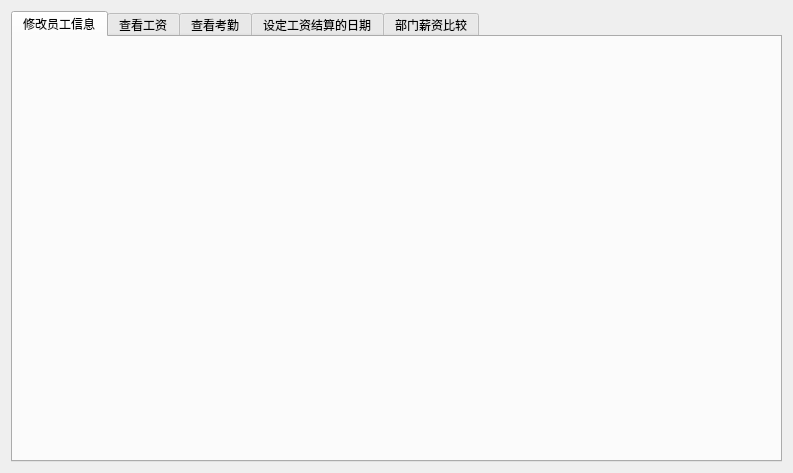
CHENSIJIN123/Payroll_analysis_system, file Payroll_analysis_system/administratordisplay.ui: the form before one commit.
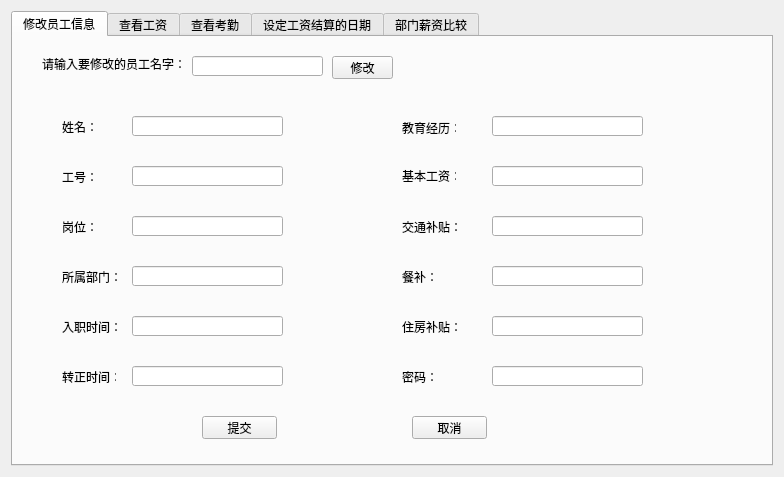
The form after the commit.

Commit message: 管理员修改员工信息

Patch:
```diff
--- a/Payroll_analysis_system/administratordisplay.ui
+++ b/Payroll_analysis_system/administratordisplay.ui
@@ -6,14 +6,14 @@
    <rect>
     <x>0</x>
     <y>0</y>
-    <width>793</width>
-    <height>473</height>
+    <width>784</width>
+    <height>477</height>
    </rect>
   </property>
   <property name="windowTitle">
    <string>Form</string>
   </property>
-  <layout class="QGridLayout" name="gridLayout">
+  <layout class="QGridLayout" name="gridLayout_3">
    <item row="0" column="0">
     <widget class="QTabWidget" name="tabWidget">
      <property name="currentIndex">
@@ -23,6 +23,528 @@
       <attribute name="title">
        <string>修改员工信息</string>
       </attribute>
+      <layout class="QGridLayout" name="gridLayout_2">
+       <item row="0" column="0">
+        <widget class="QStackedWidget" name="stackedWidget">
+         <property name="currentIndex">
+          <number>1</number>
+         </property>
+         <widget class="QWidget" name="pb_choose">
+          <layout class="QGridLayout" name="gridLayout">
+           <item row="0" column="1">
+            <spacer name="verticalSpacer_4">
+             <property name="orientation">
+              <enum>Qt::Vertical</enum>
+             </property>
+             <property name="sizeHint" stdset="0">
+              <size>
+               <width>20</width>
+               <height>63</height>
+              </size>
+             </property>
+            </spacer>
+           </item>
+           <item row="1" column="0">
+            <spacer name="horizontalSpacer">
+             <property name="orientation">
+              <enum>Qt::Horizontal</enum>
+             </property>
+             <property name="sizeHint" stdset="0">
+              <size>
+               <width>237</width>
+               <height>20</height>
+              </size>
+             </property>
+            </spacer>
+           </item>
+           <item row="1" column="1">
+            <widget class="QPushButton" name="pushButton">
+             <property name="minimumSize">
+              <size>
+               <width>230</width>
+               <height>30</height>
+              </size>
+             </property>
+             <property name="text">
+              <string>修改员工信息</string>
+             </property>
+            </widget>
+           </item>
+           <item row="1" column="2">
+            <spacer name="horizontalSpacer_4">
+             <property name="orientation">
+              <enum>Qt::Horizontal</enum>
+             </property>
+             <property name="sizeHint" stdset="0">
+              <size>
+               <width>248</width>
+               <height>20</height>
+              </size>
+             </property>
+            </spacer>
+           </item>
+           <item row="2" column="1">
+            <spacer name="verticalSpacer_3">
+             <property name="orientation">
+              <enum>Qt::Vertical</enum>
+             </property>
+             <property name="sizeHint" stdset="0">
+              <size>
+               <width>20</width>
+               <height>55</height>
+              </size>
+             </property>
+            </spacer>
+           </item>
+           <item row="3" column="1">
+            <widget class="QPushButton" name="pushButton_2">
+             <property name="minimumSize">
+              <size>
+               <width>230</width>
+               <height>30</height>
+              </size>
+             </property>
+             <property name="text">
+              <string>增加员工信息</string>
+             </property>
+            </widget>
+           </item>
+           <item row="3" column="2">
+            <spacer name="horizontalSpacer_5">
+             <property name="orientation">
+              <enum>Qt::Horizontal</enum>
+             </property>
+             <property name="sizeHint" stdset="0">
+              <size>
+               <width>248</width>
+               <height>20</height>
+              </size>
+             </property>
+            </spacer>
+           </item>
+           <item row="4" column="0">
+            <spacer name="horizontalSpacer_2">
+             <property name="orientation">
+              <enum>Qt::Horizontal</enum>
+             </property>
+             <property name="sizeHint" stdset="0">
+              <size>
+               <width>237</width>
+               <height>20</height>
+              </size>
+             </property>
+            </spacer>
+           </item>
+           <item row="4" column="1">
+            <spacer name="verticalSpacer_2">
+             <property name="orientation">
+              <enum>Qt::Vertical</enum>
+             </property>
+             <property name="sizeHint" stdset="0">
+              <size>
+               <width>20</width>
+               <height>55</height>
+              </size>
+             </property>
+            </spacer>
+           </item>
+           <item row="5" column="1">
+            <widget class="QPushButton" name="pushButton_3">
+             <property name="minimumSize">
+              <size>
+               <width>230</width>
+               <height>30</height>
+              </size>
+             </property>
+             <property name="text">
+              <string>删除员工信息</string>
+             </property>
+            </widget>
+           </item>
+           <item row="6" column="0">
+            <spacer name="horizontalSpacer_3">
+             <property name="orientation">
+              <enum>Qt::Horizontal</enum>
+             </property>
+             <property name="sizeHint" stdset="0">
+              <size>
+               <width>237</width>
+               <height>20</height>
+              </size>
+             </property>
+            </spacer>
+           </item>
+           <item row="6" column="1">
+            <spacer name="verticalSpacer_5">
+             <property name="orientation">
+              <enum>Qt::Vertical</enum>
+             </property>
+             <property name="sizeHint" stdset="0">
+              <size>
+               <width>20</width>
+               <height>63</height>
+              </size>
+             </property>
+            </spacer>
+           </item>
+           <item row="6" column="2">
+            <spacer name="horizontalSpacer_6">
+             <property name="orientation">
+              <enum>Qt::Horizontal</enum>
+             </property>
+             <property name="sizeHint" stdset="0">
+              <size>
+               <width>248</width>
+               <height>20</height>
+              </size>
+             </property>
+            </spacer>
+           </item>
+          </layout>
+         </widget>
+         <widget class="QWidget" name="pb_change_employee_info">
+          <widget class="QLineEdit" name="le_choose_employee_name">
+           <property name="geometry">
+            <rect>
+             <x>170</x>
+             <y>10</y>
+             <width>131</width>
+             <height>20</height>
+            </rect>
+           </property>
+          </widget>
+          <widget class="QLabel" name="lb_info">
+           <property name="geometry">
+            <rect>
+             <x>20</x>
+             <y>10</y>
+             <width>141</width>
+             <height>16</height>
+            </rect>
+           </property>
+           <property name="text">
+            <string>请输入要修改的员工名字：</string>
+           </property>
+          </widget>
+          <widget class="QPushButton" name="pb_choose_is_change">
+           <property name="geometry">
+            <rect>
+             <x>310</x>
+             <y>10</y>
+             <width>61</width>
+             <height>23</height>
+            </rect>
+           </property>
+           <property name="text">
+            <string>修改</string>
+           </property>
+          </widget>
+          <widget class="QLabel" name="lb_name">
+           <property name="geometry">
+            <rect>
+             <x>40</x>
+             <y>70</y>
+             <width>61</width>
+             <height>21</height>
+            </rect>
+           </property>
+           <property name="text">
+            <string>姓名：</string>
+           </property>
+          </widget>
+          <widget class="QLabel" name="lb_job_id">
+           <property name="geometry">
+            <rect>
+             <x>40</x>
+             <y>120</y>
+             <width>54</width>
+             <height>21</height>
+            </rect>
+           </property>
+           <property name="text">
+            <string>工号：</string>
+           </property>
+          </widget>
+          <widget class="QLabel" name="lb_post">
+           <property name="geometry">
+            <rect>
+             <x>40</x>
+             <y>170</y>
+             <width>54</width>
+             <height>21</height>
+            </rect>
+           </property>
+           <property name="text">
+            <string>岗位：</string>
+           </property>
+          </widget>
+          <widget class="QLabel" name="lb_department">
+           <property name="geometry">
+            <rect>
+             <x>40</x>
+             <y>220</y>
+             <width>61</width>
+             <height>21</height>
+            </rect>
+           </property>
+           <property name="text">
+            <string>所属部门：</string>
+           </property>
+          </widget>
+          <widget class="QLabel" name="lb_entry_time">
+           <property name="geometry">
+            <rect>
+             <x>40</x>
+             <y>270</y>
+             <width>61</width>
+             <height>21</height>
+            </rect>
+           </property>
+           <property name="text">
+            <string>入职时间：</string>
+           </property>
+          </widget>
+          <widget class="QLabel" name="lb_turn_time">
+           <property name="geometry">
+            <rect>
+             <x>40</x>
+             <y>320</y>
+             <width>54</width>
+             <height>21</height>
+            </rect>
+           </property>
+           <property name="text">
+            <string>转正时间：</string>
+           </property>
+          </widget>
+          <widget class="QLabel" name="lb_education">
+           <property name="geometry">
+            <rect>
+             <x>380</x>
+             <y>72</y>
+             <width>54</width>
+             <height>20</height>
+            </rect>
+           </property>
+           <property name="text">
+            <string>教育经历：</string>
+           </property>
+          </widget>
+          <widget class="QLabel" name="lb_basic_wage">
+           <property name="geometry">
+            <rect>
+             <x>380</x>
+             <y>120</y>
+             <width>54</width>
+             <height>20</height>
+            </rect>
+           </property>
+           <property name="text">
+            <string>基本工资：</string>
+           </property>
+          </widget>
+          <widget class="QLabel" name="lb_trasport">
+           <property name="geometry">
+            <rect>
+             <x>380</x>
+             <y>170</y>
+             <width>61</width>
+             <height>21</height>
+            </rect>
+           </property>
+           <property name="text">
+            <string>交通补贴：</string>
+           </property>
+          </widget>
+          <widget class="QLabel" name="lb_food">
+           <property name="geometry">
+            <rect>
+             <x>380</x>
+             <y>220</y>
+             <width>61</width>
+             <height>21</height>
+            </rect>
+           </property>
+           <property name="text">
+            <string>餐补：</string>
+           </property>
+          </widget>
+          <widget class="QLabel" name="lb_house">
+           <property name="geometry">
+            <rect>
+             <x>380</x>
+             <y>270</y>
+             <width>61</width>
+             <height>21</height>
+            </rect>
+           </property>
+           <property name="text">
+            <string>住房补贴：</string>
+           </property>
+          </widget>
+          <widget class="QLabel" name="lb_pwd">
+           <property name="geometry">
+            <rect>
+             <x>380</x>
+             <y>320</y>
+             <width>61</width>
+             <height>21</height>
+            </rect>
+           </property>
+           <property name="text">
+            <string>密码：</string>
+           </property>
+          </widget>
+          <widget class="QLineEdit" name="le_name">
+           <property name="geometry">
+            <rect>
+             <x>110</x>
+             <y>70</y>
+             <width>151</width>
+             <height>20</height>
+            </rect>
+           </property>
+          </widget>
+          <widget class="QLineEdit" name="le_job_id">
+           <property name="geometry">
+            <rect>
+             <x>110</x>
+             <y>120</y>
+             <width>151</width>
+             <height>20</height>
+            </rect>
+           </property>
+          </widget>
+          <widget class="QLineEdit" name="le_post">
+           <property name="geometry">
+            <rect>
+             <x>110</x>
+             <y>170</y>
+             <width>151</width>
+             <height>20</height>
+            </rect>
+           </property>
+          </widget>
+          <widget class="QLineEdit" name="le_department">
+           <property name="geometry">
+            <rect>
+             <x>110</x>
+             <y>220</y>
+             <width>151</width>
+             <height>20</height>
+            </rect>
+           </property>
+          </widget>
+          <widget class="QLineEdit" name="le_entry_time">
+           <property name="geometry">
+            <rect>
+             <x>110</x>
+             <y>270</y>
+             <width>151</width>
+             <height>20</height>
+            </rect>
+           </property>
+          </widget>
+          <widget class="QLineEdit" name="le_turn_time">
+           <property name="geometry">
+            <rect>
+             <x>110</x>
+             <y>320</y>
+             <width>151</width>
+             <height>20</height>
+            </rect>
+           </property>
+          </widget>
+          <widget class="QLineEdit" name="le_education">
+           <property name="geometry">
+            <rect>
+             <x>470</x>
+             <y>70</y>
+             <width>151</width>
+             <height>20</height>
+            </rect>
+           </property>
+          </widget>
+          <widget class="QLineEdit" name="le_basic_wage">
+           <property name="geometry">
+            <rect>
+             <x>470</x>
+             <y>120</y>
+             <width>151</width>
+             <height>20</height>
+            </rect>
+           </property>
+          </widget>
+          <widget class="QLineEdit" name="le_transport">
+           <property name="geometry">
+            <rect>
+             <x>470</x>
+             <y>170</y>
+             <width>151</width>
+             <height>20</height>
+            </rect>
+           </property>
+          </widget>
+          <widget class="QLineEdit" name="le_meal">
+           <property name="geometry">
+            <rect>
+             <x>470</x>
+             <y>220</y>
+             <width>151</width>
+             <height>20</height>
+            </rect>
+           </property>
+          </widget>
+          <widget class="QLineEdit" name="le_house">
+           <property name="geometry">
+            <rect>
+             <x>470</x>
+             <y>270</y>
+             <width>151</width>
+             <height>20</height>
+            </rect>
+           </property>
+          </widget>
+          <widget class="QLineEdit" name="le_pwd">
+           <property name="geometry">
+            <rect>
+             <x>470</x>
+             <y>320</y>
+             <width>151</width>
+             <height>20</height>
+            </rect>
+           </property>
+          </widget>
+          <widget class="QPushButton" name="pb_commit">
+           <property name="geometry">
+            <rect>
+             <x>180</x>
+             <y>370</y>
+             <width>75</width>
+             <height>23</height>
+            </rect>
+           </property>
+           <property name="text">
+            <string>提交</string>
+           </property>
+          </widget>
+          <widget class="QPushButton" name="pb_cancel">
+           <property name="geometry">
+            <rect>
+             <x>390</x>
+             <y>370</y>
+             <width>75</width>
+             <height>23</height>
+            </rect>
+           </property>
+           <property name="text">
+            <string>取消</string>
+           </property>
+          </widget>
+         </widget>
+        </widget>
+       </item>
+      </layout>
      </widget>
      <widget class="QWidget" name="tb_view_salary">
       <attribute name="title">
```
The commit also changes 51 other files.
